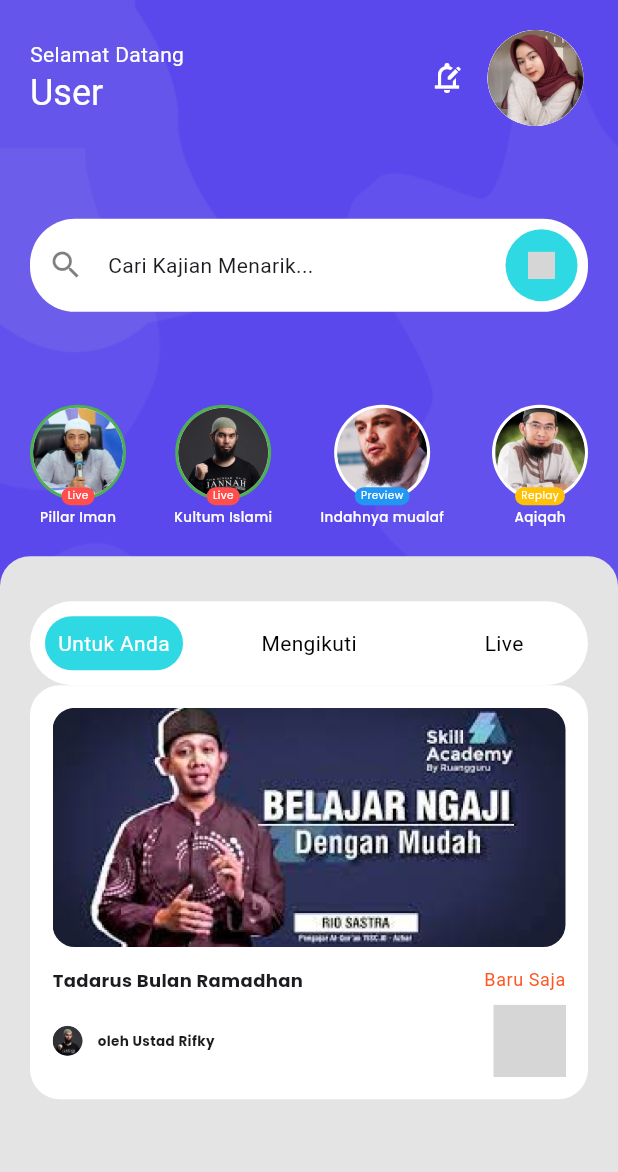
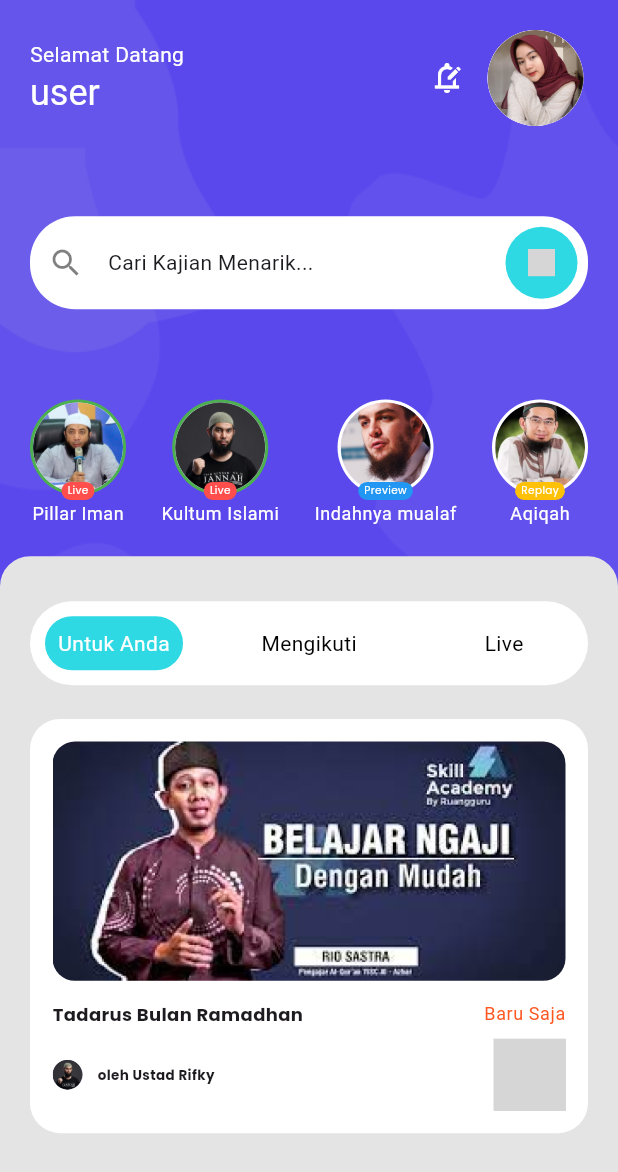
Before and after one commit to andikatp/Muslim-App, a Flutter app: the screen it shows after launch, on a phone screen of 412 x 824 dp. Shown: the top 1172 px of the screen. Run offline on Flutter 3.47's test engine with Material 3 defaults, Android fonts, the phone set to English and light mode, and no system bars; our stand-ins replace date_picker_timeline, flutter_bloc, flutter_screenutil, flutter_svg, go_router, google_fonts; missing offline and left inert: iconify_flutter; grey boxes are pictures that could not be loaded.

Commit message:
header main page

```diff
--- a/lib/core/constants/app_sizes.dart
+++ b/lib/core/constants/app_sizes.dart
@@ -35,6 +35,7 @@ class Sizes {
 
 class Gap {
   // width
+  static final w4 = SizedBox(width: Sizes.p4.w);
   static final w8 = SizedBox(width: Sizes.p8.w);
   static final w12 = SizedBox(width: Sizes.p12.w);
   static final w16 = SizedBox(width: Sizes.p16.w);
@@ -42,6 +43,7 @@ class Gap {
   static final w24 = SizedBox(width: Sizes.p24.w);
 
   // height
+  static final h4 = SizedBox(height: Sizes.p4.h);
   static final h8 = SizedBox(height: Sizes.p8.h);
   static final h12 = SizedBox(height: Sizes.p12.h);
   static final h16 = SizedBox(height: Sizes.p16.h);
--- a/lib/features/home/presentation/pages/main_page.dart
+++ b/lib/features/home/presentation/pages/main_page.dart
@@ -1,5 +1,4 @@
 import 'package:flutter/material.dart';
-import 'package:jadwal_solat/core/extensions/context_extension.dart';
 import 'package:jadwal_solat/features/home/presentation/widgets/header.dart';
 import 'package:jadwal_solat/features/home/presentation/widgets/modal.dart';
 
@@ -22,7 +21,7 @@ class MainPage extends StatelessWidget {
             child: SafeArea(
               child: Column(
                 children: [
-                  Center(child: Header()),
+                  Header(),
                   Modal(),
                 ],
               ),
--- a/lib/features/home/presentation/widgets/header.dart
+++ b/lib/features/home/presentation/widgets/header.dart
@@ -41,6 +41,10 @@ class Header extends StatelessWidget {
         'labelContainer': 'Replay',
       },
     ];
+
+    const selamatDatang = 'Selamat Datang';
+    const userName = 'user';
+
     return Container(
       height: context.media.height * 0.45,
       padding: REdgeInsets.all(20),
@@ -57,12 +61,12 @@ class Header extends StatelessWidget {
                   mainAxisAlignment: MainAxisAlignment.center,
                   children: [
                     Text(
-                      'Selamat Datang',
+                      selamatDatang,
                       style: context.textTheme.bodyMedium!
                           .copyWith(color: Colors.white),
                     ),
                     Text(
-                      'User',
+                      userName,
                       style: context.textTheme.headlineSmall!
                           .copyWith(color: Colors.white),
                     ),
@@ -75,12 +79,12 @@ class Header extends StatelessWidget {
                       color: Colors.white,
                     ),
                     Gap.w12,
-                    const CircleAvatar(
-                      radius: 35,
+                    CircleAvatar(
+                      radius: 35.r,
                       backgroundColor: Colors.white,
                       child: CircleAvatar(
-                        radius: 32,
-                        backgroundImage: AssetImage('assets/Ellipse.png'),
+                        radius: 32.r,
+                        backgroundImage: const AssetImage('assets/Ellipse.png'),
                       ),
                     ),
                   ],
@@ -92,7 +96,7 @@ class Header extends StatelessWidget {
             decoration: InputDecoration(
               floatingLabelBehavior: FloatingLabelBehavior.never,
               border: OutlineInputBorder(
-                borderRadius: BorderRadius.circular(30),
+                borderRadius: BorderRadius.circular(30).r,
                 borderSide: BorderSide.none,
               ),
               fillColor: Colors.white,
@@ -101,16 +105,16 @@ class Header extends StatelessWidget {
                 Icons.search,
                 color: Colors.black.withOpacity(0.5),
               ),
-              contentPadding: const EdgeInsets.all(19),
+              contentPadding:  REdgeInsets.all(19),
               labelText: 'Cari Kajian Menarik...',
               labelStyle: context.textTheme.bodyMedium,
               suffixIcon: Container(
-                margin: const EdgeInsets.only(right: 7),
+                margin:  REdgeInsets.only(right: 7),
                 height: 48,
                 width: 48,
-                padding: const EdgeInsets.all(15),
+                padding:  REdgeInsets.all(15),
                 decoration: BoxDecoration(
-                  borderRadius: BorderRadius.circular(30),
+                  borderRadius: BorderRadius.circular(30).r,
                   color: const Color(0xFF2FD9E3),
                 ),
                 child: const Iconify(
@@ -165,19 +169,19 @@ class AvatarUstadWidget extends StatelessWidget {
           children: [
             CircleAvatar(
               backgroundColor: borderColor,
-              radius: 32,
+              radius: 32.r,
               child: CircleAvatar(
                 backgroundImage: AssetImage(image),
-                radius: 30,
+                radius: 30.r,
               ),
             ),
             Positioned(
               bottom: -3,
               child: Container(
-                padding: const EdgeInsets.symmetric(horizontal: 4, vertical: 1),
+                padding:  REdgeInsets.symmetric(horizontal: 4, vertical: 1),
                 decoration: BoxDecoration(
                   color: containerColor,
-                  borderRadius: BorderRadius.circular(20),
+                  borderRadius: BorderRadius.circular(20).r,
                 ),
                 child: Center(
                   child: Text(
@@ -193,14 +197,10 @@ class AvatarUstadWidget extends StatelessWidget {
             ),
           ],
         ),
-        const SizedBox(height: 4),
+        Gap.h4,
         Text(
           label,
-          style: GoogleFonts.poppins(
-            fontSize: 9,
-            color: Colors.white,
-            fontWeight: FontWeight.w500,
-          ),
+          style: context.textTheme.bodySmall!.copyWith(color: Colors.white),
         ),
       ],
     );
--- a/lib/features/home/presentation/widgets/modal.dart
+++ b/lib/features/home/presentation/widgets/modal.dart
@@ -73,7 +73,7 @@ class _ModalState extends State<Modal> {
               ),
             ),
           ),
-          Gap.w20,
+          Gap.h20,
           AnimatedSwitcher(
             duration: const Duration(milliseconds: 300),
             switchInCurve: Curves.easeIn,
--- a/lib/main.dart
+++ b/lib/main.dart
@@ -43,6 +43,7 @@ class MyApp extends StatelessWidget {
           builder: (context, child) => GestureDetector(
             onTap: () => FocusManager.instance.primaryFocus?.unfocus(),
             child: MaterialApp.router(
+              debugShowCheckedModeBanner: false,
               routerConfig: router,
             ),
           ),
```
